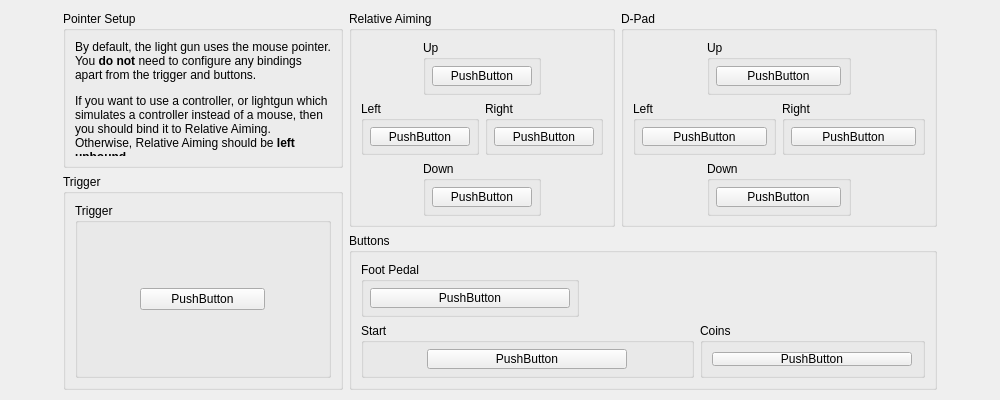
The window that pcsx2-qt/Settings/USBBindingWidget_GunCon2.ui (Tovarichtch/pcsx2) describes before a commit, drawn with Qt 5.
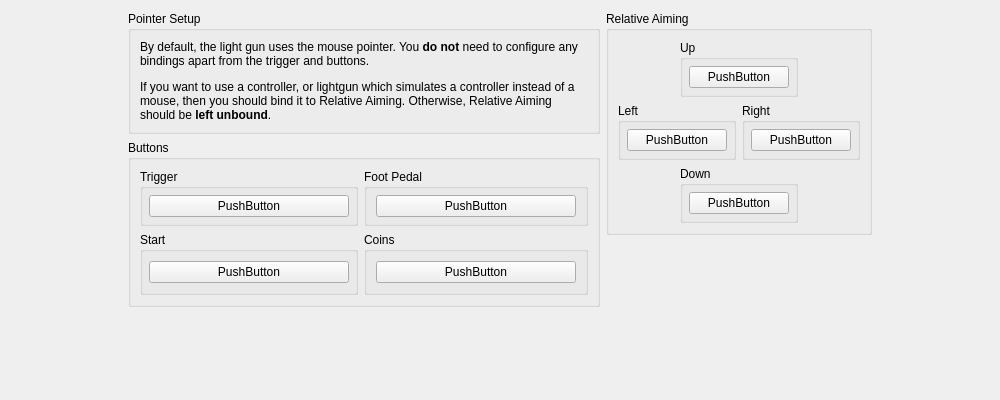
The same window after the commit. Custom widgets are drawn as their Qt base class.

Commit message:
GunCon2 UI: remove D-Pad, merge Trigger into Buttons group
- Remove unused D-Pad section (arcade lightguns have no d-pad)
- Move Trigger from separate section into Buttons as a 2x2 grid
- Keep Relative Aiming for future joystick-as-gun support

```diff
--- a/pcsx2-qt/Settings/USBBindingWidget_GunCon2.ui
+++ b/pcsx2-qt/Settings/USBBindingWidget_GunCon2.ui
@@ -23,303 +23,18 @@
    </size>
   </property>
   <layout class="QGridLayout" name="gridLayout_16">
-   <item row="2" column="2" colspan="2">
-    <widget class="QGroupBox" name="groupBox_16">
-     <property name="title">
-      <string>Buttons</string>
+   <item row="0" column="0" rowspan="3">
+    <spacer name="horizontalSpacer_2">
+     <property name="orientation">
+      <enum>Qt::Orientation::Horizontal</enum>
      </property>
-     <layout class="QGridLayout" name="gridLayout_10">
-      <item row="0" column="0">
-       <widget class="QGroupBox" name="groupBox_19">
-        <property name="title">
-         <string>Foot Pedal</string>
-        </property>
-        <layout class="QGridLayout" name="gridLayout_19">
-         <property name="leftMargin">
-          <number>6</number>
-         </property>
-         <property name="topMargin">
-          <number>6</number>
-         </property>
-         <property name="rightMargin">
-          <number>6</number>
-         </property>
-         <property name="bottomMargin">
-          <number>6</number>
-         </property>
-         <item row="0" column="0">
-          <widget class="InputBindingWidget" name="A">
-           <property name="minimumSize">
-            <size>
-             <width>200</width>
-             <height>0</height>
-            </size>
-           </property>
-           <property name="maximumSize">
-            <size>
-             <width>200</width>
-             <height>16777215</height>
-            </size>
-           </property>
-           <property name="text">
-            <string notr="true">PushButton</string>
-           </property>
-          </widget>
-         </item>
-        </layout>
-       </widget>
-      </item>
-      <item row="1" column="0" colspan="2">
-       <widget class="QGroupBox" name="groupBox_23">
-        <property name="title">
-         <string>Start</string>
-        </property>
-        <layout class="QGridLayout" name="gridLayout_23">
-         <property name="leftMargin">
-          <number>6</number>
-         </property>
-         <property name="topMargin">
-          <number>6</number>
-         </property>
-         <property name="rightMargin">
-          <number>6</number>
-         </property>
-         <property name="bottomMargin">
-          <number>6</number>
-         </property>
-         <item row="0" column="0">
-          <widget class="InputBindingWidget" name="Start">
-           <property name="sizePolicy">
-            <sizepolicy hsizetype="Expanding" vsizetype="Fixed">
-             <horstretch>0</horstretch>
-             <verstretch>0</verstretch>
-            </sizepolicy>
-           </property>
-           <property name="minimumSize">
-            <size>
-             <width>200</width>
-             <height>0</height>
-            </size>
-           </property>
-           <property name="maximumSize">
-            <size>
-             <width>200</width>
-             <height>16777215</height>
-            </size>
-           </property>
-           <property name="text">
-            <string notr="true">PushButton</string>
-           </property>
-          </widget>
-         </item>
-        </layout>
-       </widget>
-      </item>
-      <item row="1" column="2" colspan="2">
-       <widget class="QGroupBox" name="groupBox_35">
-        <property name="title">
-         <string>Coins</string>
-        </property>
-        <layout class="QGridLayout" name="gridLayout_35">
-         <item row="0" column="0">
-          <widget class="InputBindingWidget" name="Select">
-           <property name="sizePolicy">
-            <sizepolicy hsizetype="Expanding" vsizetype="Fixed">
-             <horstretch>0</horstretch>
-             <verstretch>0</verstretch>
-            </sizepolicy>
-           </property>
-           <property name="minimumSize">
-            <size>
-             <width>200</width>
-             <height>0</height>
-            </size>
-           </property>
-           <property name="maximumSize">
-            <size>
-             <width>200</width>
-             <height>16777215</height>
-            </size>
-           </property>
-           <property name="text">
-            <string notr="true">PushButton</string>
-           </property>
-          </widget>
-         </item>
-        </layout>
-       </widget>
-      </item>
-     </layout>
-    </widget>
-   </item>
-   <item row="0" column="3" rowspan="2">
-    <widget class="QGroupBox" name="groupBox">
-     <property name="title">
-      <string>D-Pad</string>
+     <property name="sizeHint" stdset="0">
+      <size>
+       <width>40</width>
+       <height>20</height>
+      </size>
      </property>
-     <layout class="QGridLayout" name="gridLayout_5">
-      <item row="3" column="1" colspan="2">
-       <widget class="QGroupBox" name="groupBox_5">
-        <property name="title">
-         <string>Down</string>
-        </property>
-        <layout class="QGridLayout" name="gridLayout_4">
-         <property name="leftMargin">
-          <number>6</number>
-         </property>
-         <property name="topMargin">
-          <number>6</number>
-         </property>
-         <property name="rightMargin">
-          <number>6</number>
-         </property>
-         <property name="bottomMargin">
-          <number>6</number>
-         </property>
-         <item row="0" column="0">
-          <widget class="InputBindingWidget" name="Down">
-           <property name="minimumSize">
-            <size>
-             <width>125</width>
-             <height>0</height>
-            </size>
-           </property>
-           <property name="maximumSize">
-            <size>
-             <width>125</width>
-             <height>16777215</height>
-            </size>
-           </property>
-           <property name="text">
-            <string notr="true">PushButton</string>
-           </property>
-          </widget>
-         </item>
-        </layout>
-       </widget>
-      </item>
-      <item row="2" column="0" colspan="2">
-       <widget class="QGroupBox" name="groupBox_3">
-        <property name="title">
-         <string>Left</string>
-        </property>
-        <layout class="QGridLayout" name="gridLayout_2">
-         <property name="leftMargin">
-          <number>6</number>
-         </property>
-         <property name="topMargin">
-          <number>6</number>
-         </property>
-         <property name="rightMargin">
-          <number>6</number>
-         </property>
-         <property name="bottomMargin">
-          <number>6</number>
-         </property>
-         <item row="0" column="0">
-          <widget class="InputBindingWidget" name="Left">
-           <property name="minimumSize">
-            <size>
-             <width>125</width>
-             <height>0</height>
-            </size>
-           </property>
-           <property name="maximumSize">
-            <size>
-             <width>125</width>
-             <height>16777215</height>
-            </size>
-           </property>
-           <property name="text">
-            <string notr="true">PushButton</string>
-           </property>
-          </widget>
-         </item>
-        </layout>
-       </widget>
-      </item>
-      <item row="0" column="1" colspan="2">
-       <widget class="QGroupBox" name="groupBox_2">
-        <property name="title">
-         <string>Up</string>
-        </property>
-        <layout class="QGridLayout" name="gridLayout">
-         <property name="leftMargin">
-          <number>6</number>
-         </property>
-         <property name="topMargin">
-          <number>6</number>
-         </property>
-         <property name="rightMargin">
-          <number>6</number>
-         </property>
-         <property name="bottomMargin">
-          <number>6</number>
-         </property>
-         <item row="0" column="0">
-          <widget class="InputBindingWidget" name="Up">
-           <property name="minimumSize">
-            <size>
-             <width>125</width>
-             <height>0</height>
-            </size>
-           </property>
-           <property name="maximumSize">
-            <size>
-             <width>125</width>
-             <height>16777215</height>
-            </size>
-           </property>
-           <property name="text">
-            <string notr="true">PushButton</string>
-           </property>
-          </widget>
-         </item>
-        </layout>
-       </widget>
-      </item>
-      <item row="2" column="2" colspan="2">
-       <widget class="QGroupBox" name="groupBox_4">
-        <property name="title">
-         <string>Right</string>
-        </property>
-        <layout class="QGridLayout" name="gridLayout_3">
-         <property name="leftMargin">
-          <number>6</number>
-         </property>
-         <property name="topMargin">
-          <number>6</number>
-         </property>
-         <property name="rightMargin">
-          <number>6</number>
-         </property>
-         <property name="bottomMargin">
-          <number>6</number>
-         </property>
-         <item row="0" column="0">
-          <widget class="InputBindingWidget" name="Right">
-           <property name="minimumSize">
-            <size>
-             <width>125</width>
-             <height>0</height>
-            </size>
-           </property>
-           <property name="maximumSize">
-            <size>
-             <width>125</width>
-             <height>16777215</height>
-            </size>
-           </property>
-           <property name="text">
-            <string notr="true">PushButton</string>
-           </property>
-          </widget>
-         </item>
-        </layout>
-       </widget>
-      </item>
-     </layout>
-    </widget>
+    </spacer>
    </item>
    <item row="0" column="1">
     <widget class="QGroupBox" name="groupBox_15">
@@ -345,153 +60,47 @@
      </layout>
     </widget>
    </item>
-   <item row="0" column="4" rowspan="3">
-    <spacer name="horizontalSpacer">
-     <property name="orientation">
-      <enum>Qt::Orientation::Horizontal</enum>
-     </property>
-     <property name="sizeHint" stdset="0">
-      <size>
-       <width>40</width>
-       <height>20</height>
-      </size>
-     </property>
-    </spacer>
-   </item>
-   <item row="0" column="0" rowspan="3">
-    <spacer name="horizontalSpacer_2">
-     <property name="orientation">
-      <enum>Qt::Orientation::Horizontal</enum>
-     </property>
-     <property name="sizeHint" stdset="0">
-      <size>
-       <width>40</width>
-       <height>20</height>
-      </size>
-     </property>
-    </spacer>
-   </item>
    <item row="0" column="2" rowspan="2">
     <widget class="QGroupBox" name="groupBox_10">
      <property name="title">
       <string extracomment="Try to use Sony's official terminology for this. A good place to start would be in the console or the DualShock 2's manual. If this element was officially translated to your language by Sony in later DualShocks, you may use that term.">Relative Aiming</string>
      </property>
      <layout class="QGridLayout" name="gridLayout_11">
-      <item row="3" column="1" colspan="2">
-       <widget class="QGroupBox" name="groupBox_11">
-        <property name="title">
-         <string>Down</string>
-        </property>
-        <layout class="QGridLayout" name="gridLayout_12">
-         <property name="leftMargin">
-          <number>6</number>
-         </property>
-         <property name="topMargin">
-          <number>6</number>
-         </property>
-         <property name="rightMargin">
-          <number>6</number>
-         </property>
-         <property name="bottomMargin">
-          <number>6</number>
-         </property>
-         <item row="0" column="0">
-          <widget class="InputBindingWidget" name="RelativeDown">
-           <property name="minimumSize">
-            <size>
-             <width>100</width>
-             <height>0</height>
-            </size>
-           </property>
-           <property name="maximumSize">
-            <size>
-             <width>100</width>
-             <height>16777215</height>
-            </size>
-           </property>
-           <property name="text">
-            <string notr="true">PushButton</string>
-           </property>
-          </widget>
-         </item>
-        </layout>
-       </widget>
-      </item>
-      <item row="2" column="0" colspan="2">
-       <widget class="QGroupBox" name="groupBox_12">
-        <property name="title">
-         <string>Left</string>
-        </property>
-        <layout class="QGridLayout" name="gridLayout_13">
-         <property name="leftMargin">
-          <number>6</number>
-         </property>
-         <property name="topMargin">
-          <number>6</number>
-         </property>
-         <property name="rightMargin">
-          <number>6</number>
-         </property>
-         <property name="bottomMargin">
-          <number>6</number>
-         </property>
-         <item row="0" column="0">
-          <widget class="InputBindingWidget" name="RelativeLeft">
-           <property name="minimumSize">
-            <size>
-             <width>100</width>
-             <height>0</height>
-            </size>
-           </property>
-           <property name="maximumSize">
-            <size>
-             <width>100</width>
-             <height>16777215</height>
-            </size>
-           </property>
-           <property name="text">
-            <string notr="true">PushButton</string>
-           </property>
-          </widget>
-         </item>
-        </layout>
-       </widget>
-      </item>
       <item row="0" column="1" colspan="2">
        <widget class="QGroupBox" name="groupBox_13">
         <property name="title">
          <string>Up</string>
         </property>
         <layout class="QGridLayout" name="gridLayout_14">
-         <property name="leftMargin">
-          <number>6</number>
-         </property>
-         <property name="topMargin">
-          <number>6</number>
-         </property>
-         <property name="rightMargin">
-          <number>6</number>
-         </property>
-         <property name="bottomMargin">
-          <number>6</number>
-         </property>
+         <property name="leftMargin"><number>6</number></property>
+         <property name="topMargin"><number>6</number></property>
+         <property name="rightMargin"><number>6</number></property>
+         <property name="bottomMargin"><number>6</number></property>
          <item row="0" column="0">
           <widget class="InputBindingWidget" name="RelativeUp">
-           <property name="minimumSize">
-            <size>
-             <width>100</width>
-             <height>0</height>
-            </size>
-           </property>
-           <property name="maximumSize">
-            <size>
-             <width>100</width>
-             <height>16777215</height>
-            </size>
-           </property>
-           <property name="text">
-            <string notr="true">PushButton</string>
-           </property>
+           <property name="minimumSize"><size><width>100</width><height>0</height></size></property>
+           <property name="maximumSize"><size><width>100</width><height>16777215</height></size></property>
+           <property name="text"><string notr="true">PushButton</string></property>
+          </widget>
+         </item>
+        </layout>
+       </widget>
+      </item>
+      <item row="2" column="0" colspan="2">
+       <widget class="QGroupBox" name="groupBox_12">
+        <property name="title">
+         <string>Left</string>
+        </property>
+        <layout class="QGridLayout" name="gridLayout_13">
+         <property name="leftMargin"><number>6</number></property>
+         <property name="topMargin"><number>6</number></property>
+         <property name="rightMargin"><number>6</number></property>
+         <property name="bottomMargin"><number>6</number></property>
+         <item row="0" column="0">
+          <widget class="InputBindingWidget" name="RelativeLeft">
+           <property name="minimumSize"><size><width>100</width><height>0</height></size></property>
+           <property name="maximumSize"><size><width>100</width><height>16777215</height></size></property>
+           <property name="text"><string notr="true">PushButton</string></property>
           </widget>
          </item>
         </layout>
@@ -503,35 +112,35 @@
          <string>Right</string>
         </property>
         <layout class="QGridLayout" name="gridLayout_15">
-         <property name="leftMargin">
-          <number>6</number>
-         </property>
-         <property name="topMargin">
-          <number>6</number>
-         </property>
-         <property name="rightMargin">
-          <number>6</number>
-         </property>
-         <property name="bottomMargin">
-          <number>6</number>
-         </property>
+         <property name="leftMargin"><number>6</number></property>
+         <property name="topMargin"><number>6</number></property>
+         <property name="rightMargin"><number>6</number></property>
+         <property name="bottomMargin"><number>6</number></property>
          <item row="0" column="0">
           <widget class="InputBindingWidget" name="RelativeRight">
-           <property name="minimumSize">
-            <size>
-             <width>100</width>
-             <height>0</height>
-            </size>
-           </property>
-           <property name="maximumSize">
-            <size>
-             <width>100</width>
-             <height>16777215</height>
-            </size>
-           </property>
-           <property name="text">
-            <string notr="true">PushButton</string>
-           </property>
+           <property name="minimumSize"><size><width>100</width><height>0</height></size></property>
+           <property name="maximumSize"><size><width>100</width><height>16777215</height></size></property>
+           <property name="text"><string notr="true">PushButton</string></property>
+          </widget>
+         </item>
+        </layout>
+       </widget>
+      </item>
+      <item row="3" column="1" colspan="2">
+       <widget class="QGroupBox" name="groupBox_11">
+        <property name="title">
+         <string>Down</string>
+        </property>
+        <layout class="QGridLayout" name="gridLayout_12">
+         <property name="leftMargin"><number>6</number></property>
+         <property name="topMargin"><number>6</number></property>
+         <property name="rightMargin"><number>6</number></property>
+         <property name="bottomMargin"><number>6</number></property>
+         <item row="0" column="0">
+          <widget class="InputBindingWidget" name="RelativeDown">
+           <property name="minimumSize"><size><width>100</width><height>0</height></size></property>
+           <property name="maximumSize"><size><width>100</width><height>16777215</height></size></property>
+           <property name="text"><string notr="true">PushButton</string></property>
           </widget>
          </item>
         </layout>
@@ -541,46 +150,94 @@
     </widget>
    </item>
    <item row="1" column="1" rowspan="2">
-    <widget class="QGroupBox" name="groupBox_6">
+    <widget class="QGroupBox" name="groupBox_16">
      <property name="title">
-      <string>Trigger</string>
+      <string>Buttons</string>
      </property>
-     <layout class="QGridLayout" name="gridLayout_9">
+     <layout class="QGridLayout" name="gridLayout_10">
       <item row="0" column="0">
        <widget class="QGroupBox" name="groupBox_7">
         <property name="title">
          <string>Trigger</string>
         </property>
         <layout class="QGridLayout" name="gridLayout_6">
-         <property name="leftMargin">
-          <number>6</number>
-         </property>
-         <property name="topMargin">
-          <number>6</number>
-         </property>
-         <property name="rightMargin">
-          <number>6</number>
-         </property>
-         <property name="bottomMargin">
-          <number>6</number>
-         </property>
+         <property name="leftMargin"><number>6</number></property>
+         <property name="topMargin"><number>6</number></property>
+         <property name="rightMargin"><number>6</number></property>
+         <property name="bottomMargin"><number>6</number></property>
          <item row="0" column="0">
           <widget class="InputBindingWidget" name="Trigger">
-           <property name="minimumSize">
-            <size>
-             <width>125</width>
-             <height>0</height>
-            </size>
+           <property name="minimumSize"><size><width>200</width><height>0</height></size></property>
+           <property name="maximumSize"><size><width>200</width><height>16777215</height></size></property>
+           <property name="text"><string notr="true">PushButton</string></property>
+          </widget>
+         </item>
+        </layout>
+       </widget>
+      </item>
+      <item row="0" column="1">
+       <widget class="QGroupBox" name="groupBox_19">
+        <property name="title">
+         <string>Foot Pedal</string>
+        </property>
+        <layout class="QGridLayout" name="gridLayout_19">
+         <property name="leftMargin"><number>6</number></property>
+         <property name="topMargin"><number>6</number></property>
+         <property name="rightMargin"><number>6</number></property>
+         <property name="bottomMargin"><number>6</number></property>
+         <item row="0" column="0">
+          <widget class="InputBindingWidget" name="A">
+           <property name="minimumSize"><size><width>200</width><height>0</height></size></property>
+           <property name="maximumSize"><size><width>200</width><height>16777215</height></size></property>
+           <property name="text"><string notr="true">PushButton</string></property>
+          </widget>
+         </item>
+        </layout>
+       </widget>
+      </item>
+      <item row="1" column="0">
+       <widget class="QGroupBox" name="groupBox_23">
+        <property name="title">
+         <string>Start</string>
+        </property>
+        <layout class="QGridLayout" name="gridLayout_23">
+         <property name="leftMargin"><number>6</number></property>
+         <property name="topMargin"><number>6</number></property>
+         <property name="rightMargin"><number>6</number></property>
+         <property name="bottomMargin"><number>6</number></property>
+         <item row="0" column="0">
+          <widget class="InputBindingWidget" name="Start">
+           <property name="sizePolicy">
+            <sizepolicy hsizetype="Expanding" vsizetype="Fixed">
+             <horstretch>0</horstretch>
+             <verstretch>0</verstretch>
+            </sizepolicy>
            </property>
-           <property name="maximumSize">
-            <size>
-             <width>125</width>
-             <height>16777215</height>
-            </size>
+           <property name="minimumSize"><size><width>200</width><height>0</height></size></property>
+           <property name="maximumSize"><size><width>200</width><height>16777215</height></size></property>
+           <property name="text"><string notr="true">PushButton</string></property>
+          </widget>
+         </item>
+        </layout>
+       </widget>
+      </item>
+      <item row="1" column="1">
+       <widget class="QGroupBox" name="groupBox_35">
+        <property name="title">
+         <string>Coins</string>
+        </property>
+        <layout class="QGridLayout" name="gridLayout_35">
+         <item row="0" column="0">
+          <widget class="InputBindingWidget" name="Select">
+           <property name="sizePolicy">
+            <sizepolicy hsizetype="Expanding" vsizetype="Fixed">
+             <horstretch>0</horstretch>
+             <verstretch>0</verstretch>
+            </sizepolicy>
            </property>
-           <property name="text">
-            <string notr="true">PushButton</string>
-           </property>
+           <property name="minimumSize"><size><width>200</width><height>0</height></size></property>
+           <property name="maximumSize"><size><width>200</width><height>16777215</height></size></property>
+           <property name="text"><string notr="true">PushButton</string></property>
           </widget>
          </item>
         </layout>
@@ -589,7 +246,20 @@
      </layout>
     </widget>
    </item>
-   <item row="3" column="0" colspan="5">
+   <item row="0" column="3" rowspan="3">
+    <spacer name="horizontalSpacer">
+     <property name="orientation">
+      <enum>Qt::Orientation::Horizontal</enum>
+     </property>
+     <property name="sizeHint" stdset="0">
+      <size>
+       <width>40</width>
+       <height>20</height>
+      </size>
+     </property>
+    </spacer>
+   </item>
+   <item row="3" column="0" colspan="4">
     <spacer name="verticalSpacer">
      <property name="orientation">
       <enum>Qt::Orientation::Vertical</enum>
```
Left out of the diff: 10 changed lines with no effect on the pictures.
